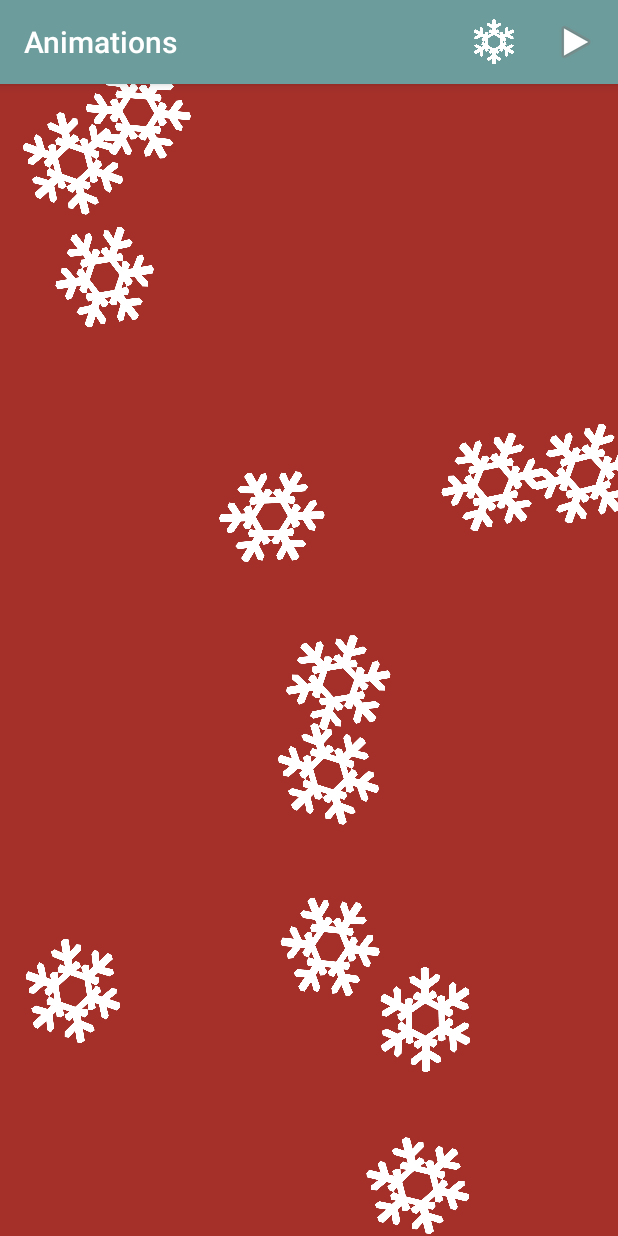
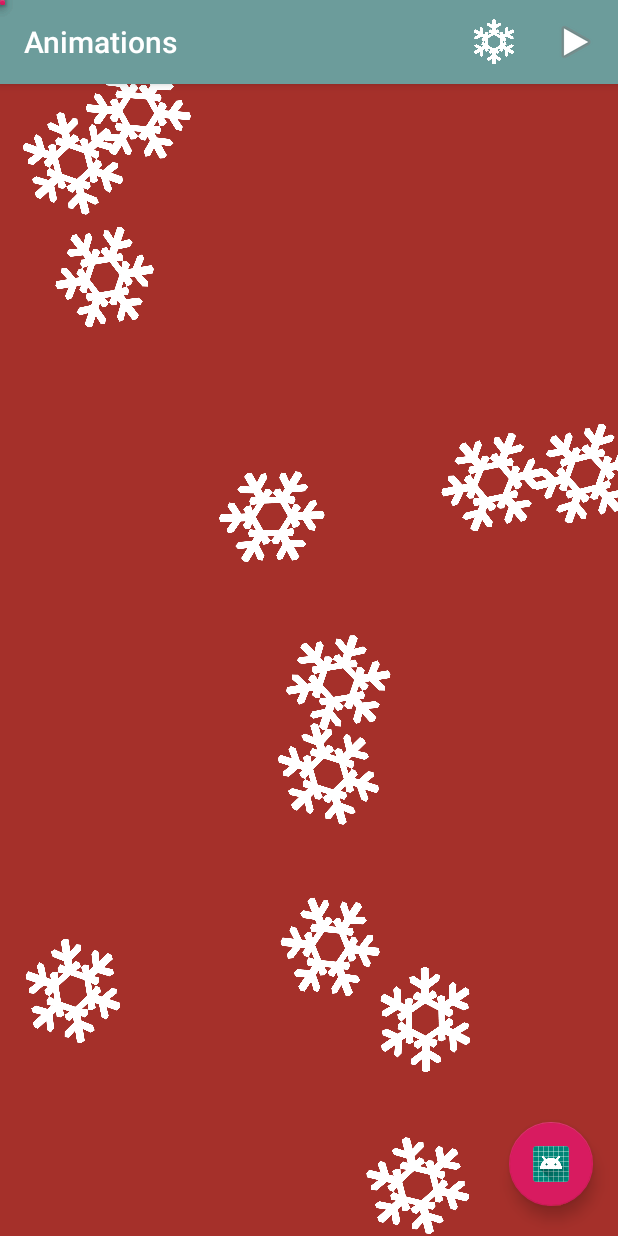
Before and after one commit to Shilaghae/PlayWithAnimation, an Android app: the screen it shows after launch (LoveActivity), on a phone screen of 412 x 824 dp. Run offline under Robolectric (Android 15) with nearby library versions, the phone set to English and light mode, and no system bars.

Commit message:
add floating button animation

```diff
--- a/app/build.gradle
+++ b/app/build.gradle
@@ -30,4 +30,5 @@ dependencies {
     testImplementation 'junit:junit:4.12'
     androidTestImplementation 'com.android.support.test:runner:1.0.2'
     androidTestImplementation 'com.android.support.test.espresso:espresso-core:3.0.2'
+    implementation 'com.android.support:design:27.1.1'
 }
--- /dev/null
+++ b/app/src/main/java/com/loveview/loveview/FPoint.kt
@@ -0,0 +1,7 @@
+package com.loveview.loveview
+
+class FPoint {
+
+    var x : Double = 0.0
+    var y : Double = 0.0
+}
--- a/app/src/main/java/com/loveview/loveview/LoveActivity.kt
+++ b/app/src/main/java/com/loveview/loveview/LoveActivity.kt
@@ -1,17 +1,25 @@
 package com.loveview.loveview
 
+import android.animation.AnimatorSet
+import android.animation.ValueAnimator
+import android.graphics.Point
 import android.graphics.drawable.Animatable
 import android.graphics.drawable.Drawable
+import android.os.Bundle
+import android.support.constraint.ConstraintLayout
+import android.support.design.widget.FloatingActionButton
 import android.support.v7.app.AppCompatActivity
-import android.os.Bundle
 import android.view.Menu
 import android.view.MenuItem
 import android.view.View
+import android.widget.LinearLayout
 import kotlinx.android.synthetic.main.activity_love.*
+
 
 class LoveActivity : AppCompatActivity() {
 
-    private val tabs = arrayOf("Play!", "Snowflake")
+    private val fabs = Array(4) { FPoint() }
+    private var fabButtons = arrayOfNulls<FloatingActionButton>(4)
 
     override fun onCreate(savedInstanceState: Bundle?) {
         super.onCreate(savedInstanceState)
@@ -21,6 +29,11 @@ class LoveActivity : AppCompatActivity() {
         play_to_pause.setOnClickListener({
             play_to_pause.drawable.startAsAnimatable()
         })
+        initFabButtons()
+        initFabs()
+        floatingActionButton.setOnClickListener({
+            animate()
+        })
     }
 
     override fun onCreateOptionsMenu(menu: Menu?): Boolean {
@@ -29,7 +42,7 @@ class LoveActivity : AppCompatActivity() {
     }
 
     override fun onOptionsItemSelected(item: MenuItem?): Boolean {
-        when(item!!.itemId) {
+        when (item!!.itemId) {
             R.id.actionbar_menu_snowflake -> {
                 play_to_pause.visibility = View.GONE
                 infinite_snowflake.visibility = View.VISIBLE
@@ -42,5 +55,55 @@ class LoveActivity : AppCompatActivity() {
         return super.onOptionsItemSelected(item)
     }
 
+    fun initFabs() {
+        val angolo: Double = 90.0 / (fabs.size - 1)
+        val raggio = 400
+        for (i in 0..fabs.size - 1) {
+            fabs[i].x = -(raggio * Math.cos(Math.toRadians(angolo * i)))
+            fabs[i].y = -(raggio * Math.sin(Math.toRadians(angolo * i)))
+        }
+    }
+
+    fun initFabButtons() {
+        for (i in 0..fabButtons.size - 1) {
+            fabButtons[i] = FloatingActionButton(this)
+            val layoutParams = LinearLayout.LayoutParams(5, 5)
+            fabButtons[i]!!.layoutParams = layoutParams
+            fabButtons[i]!!.x = 0f
+            fabButtons[i]!!.y = 0f
+            fabButtons[i]!!.visibility = View.VISIBLE
+            findViewById<ConstraintLayout>(R.id.activity_love).addView(fabButtons[i])
+        }
+    }
+
+    fun animate() {
+        val animatorSet = AnimatorSet()
+        for (i in 0..fabs.size - 1) {
+            val animateX: ValueAnimator = ValueAnimator.ofFloat(floatingActionButton.x + floatingActionButton.width / 2, fabs[i].x.toFloat() + floatingActionButton.x)
+            animateX.addUpdateListener {
+                fabButtons[i]!!.x = (it.animatedValue as Float)
+                fabButtons[i]!!.requestLayout()
+            }
+            animateX.setDuration(300)
+
+            val animateY: ValueAnimator = ValueAnimator.ofFloat(floatingActionButton.y + floatingActionButton.height / 2, fabs[i].y.toFloat() + floatingActionButton.y)
+            animateY.addUpdateListener {
+                fabButtons[i]!!.y = (it.animatedValue as Float)
+                fabButtons[i]!!.requestLayout()
+            }
+            animateY.setDuration(300)
+
+            val animateSize: ValueAnimator = ValueAnimator.ofInt(5, floatingActionButton.width)
+            animateSize.addUpdateListener {
+                fabButtons[i]!!.layoutParams.width = it.animatedValue as Int
+                fabButtons[i]!!.layoutParams.height = it.animatedValue as Int
+            }
+            animateSize.setDuration(300)
+
+            animatorSet.play(animateX).with(animateY).with(animateSize)
+            animatorSet.start()
+        }
+    }
+
     private fun Drawable.startAsAnimatable() = (this as Animatable).start()
 }
--- a/app/src/main/res/layout/activity_love.xml
+++ b/app/src/main/res/layout/activity_love.xml
@@ -1,6 +1,8 @@
 <?xml version="1.0" encoding="utf-8"?>
 <android.support.constraint.ConstraintLayout xmlns:android="http://schemas.android.com/apk/res/android"
     xmlns:app="http://schemas.android.com/apk/res-auto"
+    xmlns:tools="http://schemas.android.com/tools"
+    android:id="@+id/activity_love"
     android:background="@color/red"
     android:layout_width="match_parent"
     android:layout_height="match_parent">
@@ -32,4 +34,21 @@
         android:layout_width="match_parent"
         android:layout_height="match_parent"/>
 
+    <android.support.design.widget.FloatingActionButton
+        android:id="@+id/floatingActionButton"
+        android:layout_width="wrap_content"
+        android:layout_height="wrap_content"
+        android:layout_marginStart="8dp"
+        android:layout_marginTop="8dp"
+        android:layout_marginEnd="8dp"
+        android:layout_marginBottom="8dp"
+        android:clickable="true"
+        app:layout_constraintBottom_toBottomOf="parent"
+        app:layout_constraintEnd_toEndOf="parent"
+        app:layout_constraintHorizontal_bias="0.975"
+        app:layout_constraintStart_toStartOf="parent"
+        app:layout_constraintTop_toTopOf="parent"
+        app:layout_constraintVertical_bias="0.984"
+        app:srcCompat="@mipmap/ic_launcher_round" />
+
 </android.support.constraint.ConstraintLayout>
--- a/app/src/main/res/values/styles.xml
+++ b/app/src/main/res/values/styles.xml
@@ -12,4 +12,10 @@
         <item name="android:textColorSecondary">@android:color/black</item>
     </style>
 
+    <style name="AppTheme.AppBarOverlay" parent="AppTheme">
+    </style>
+
+    <style name="AppTheme.PopupOverlay" parent="AppTheme">
+    </style>
+
 </resources>
```
